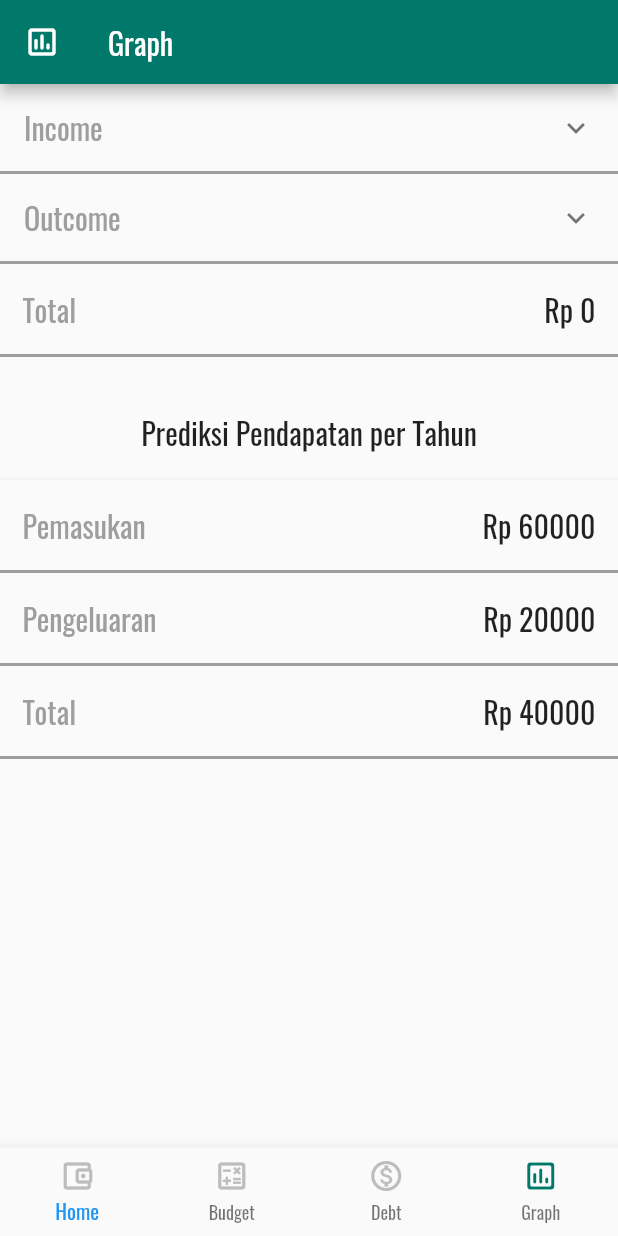
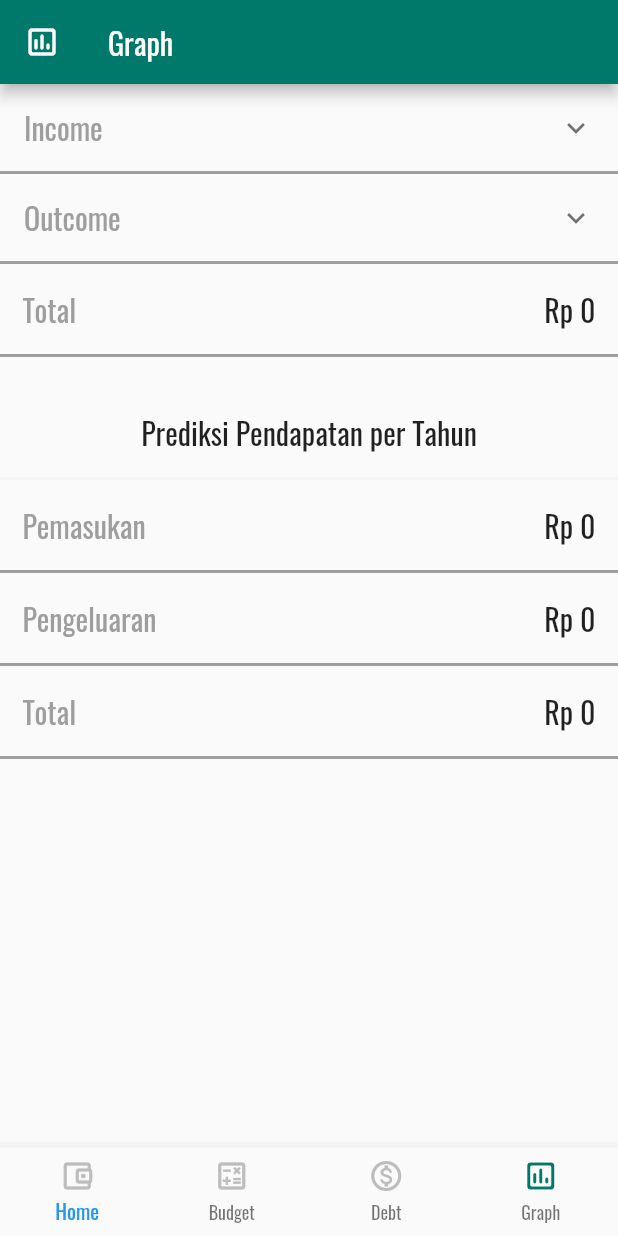
Before and after one commit to tonytomo/PAB, a Flutter app: the screen it shows after launch, swiped to page 4, on a phone screen of 412 x 824 dp. Run offline on Flutter 3.47's test engine with Material 2 defaults, Android fonts, the phone set to English and light mode, and no system bars; our stand-ins replace hive, hive_flutter; missing offline and left inert: cron, workmanager; accounts and stored records are empty; generated files the repository leaves out were written again; statements that could not run were skipped.

Commit message:
edit graph page, graph DONE

```diff
--- a/lib/graph_page.dart
+++ b/lib/graph_page.dart
@@ -1,9 +1,11 @@
 import 'package:flutter/material.dart';
 import 'package:hive/hive.dart';
 import 'package:hive_flutter/hive_flutter.dart';
+import 'package:pab_dompet/budget_page.dart';
 import 'classes/history.dart';
 import 'package:pab_dompet/classes/history.dart';
 import 'classes/saldo.dart';
+import 'classes/budget.dart';
 import 'customExtensions/string_operation.dart';
 
 class Graph extends StatefulWidget {
@@ -13,6 +15,10 @@ class Graph extends StatefulWidget {
 
 final historyBox = Hive.box('history');
 final saldoBox = Hive.box('saldo');
+
+final budgetDailyBox = Hive.box('budgetdaily');
+final budgetWeeklyBox = Hive.box('budgetweekly');
+final budgetMonthlyBox = Hive.box('budgetmonthly');
 
 class _GraphState extends State<Graph> {
   @override
@@ -74,7 +80,7 @@ class _GraphState extends State<Graph> {
                           bottom: BorderSide(width: 2.0, color: Colors.grey)),
                     ),
                     padding: EdgeInsets.all(15),
-                    child: _Row("Pemasukan", 60000),
+                    child: _RowIncome("Pemasukan"),
                   ),
                   Container(
                     alignment: Alignment.centerLeft,
@@ -83,7 +89,7 @@ class _GraphState extends State<Graph> {
                           bottom: BorderSide(width: 2.0, color: Colors.grey)),
                     ),
                     padding: EdgeInsets.all(15),
-                    child: _Row("Pengeluaran", 20000),
+                    child: _RowOutcome("Pengeluaran"),
                   ),
                   Container(
                       alignment: Alignment.centerLeft,
@@ -92,7 +98,7 @@ class _GraphState extends State<Graph> {
                             bottom: BorderSide(width: 2.0, color: Colors.grey)),
                       ),
                       padding: EdgeInsets.all(15),
-                      child: _Row("Total", 40000)),
+                      child: _RowTotal("Total")),
                 ],
               ),
             ),
@@ -101,6 +107,67 @@ class _GraphState extends State<Graph> {
       ),
     );
   }
+}
+
+int income, outcome;
+
+Widget _RowIncome(String string) {
+  int sum = 0;
+  for (int i = 0; i < budgetDailyBox.length; i++) {
+    final budget = budgetDailyBox.getAt(i) as BudgetList;
+    if (budget.sym == "+") {
+      sum += budget.nom * 365;
+    }
+  }
+
+  for (int i = 0; i < budgetWeeklyBox.length; i++) {
+    final budget = budgetWeeklyBox.getAt(i) as BudgetList;
+    if (budget.sym == "+") {
+      sum += budget.nom * 52;
+    }
+  }
+
+  for (int i = 0; i < budgetMonthlyBox.length; i++) {
+    final budget = budgetMonthlyBox.getAt(i) as BudgetList;
+    if (budget.sym == "+") {
+      sum += budget.nom * 12;
+    }
+  }
+  income = sum;
+  return _Row(string, sum);
+}
+
+Widget _RowOutcome(String string) {
+  int sum = 0;
+  for (int i = 0; i < budgetDailyBox.length; i++) {
+    final budget = budgetDailyBox.getAt(i) as BudgetList;
+    if (budget.sym == "-") {
+      sum += budget.nom * 365;
+    }
+  }
+
+  for (int i = 0; i < budgetWeeklyBox.length; i++) {
+    final budget = budgetWeeklyBox.getAt(i) as BudgetList;
+    if (budget.sym == "-") {
+      sum += budget.nom * 52;
+    }
+  }
+
+  for (int i = 0; i < budgetMonthlyBox.length; i++) {
+    final budget = budgetMonthlyBox.getAt(i) as BudgetList;
+    if (budget.sym == "-") {
+      sum += budget.nom * 12;
+    }
+  }
+  outcome = sum;
+  return _Row(string, sum);
+}
+
+Widget _RowTotal(String string) {
+  int total;
+  total = income - outcome;
+
+  return _Row(string, total);
 }
 
 Widget _RowBalance(String string) {
@@ -133,8 +200,8 @@ Widget _Row(String string, int num) {
   var number = num.toString();
   return Container(
       alignment: Alignment.centerLeft,
-      child:
-      Row(crossAxisAlignment: CrossAxisAlignment.center, children: <Widget>[
+      child: Row(crossAxisAlignment: CrossAxisAlignment.center,
+          children: <Widget>[
         Expanded(
           flex: 1,
           child: Text(
@@ -176,11 +243,18 @@ Widget _ExpansionTileIncome(String title) {
               itemBuilder: (context, index) {
                 final history = historyBox.getAt(index) as History;
                 if (history.sym == "+") {
-                  return ListTile(
-                    title: Text("${history.nominal}"),
+                  return Container(
+                      alignment: Alignment.centerLeft,
+                      decoration: BoxDecoration(
+                        border: Border(
+                            bottom: BorderSide(width: 2.0, color: Colors.grey)),
+                      ),
+                      padding: EdgeInsets.all(15),
+                      child: _Row(history.ket, history.nominal));
+                } else {
+                  return SizedBox(
+                    height: 0,
                   );
-                } else {
-                  return SizedBox(height: 0,);
                   // return ListTile(
                   //   title: Text("Outcome"),
                   // );
@@ -214,11 +288,14 @@ Widget _ExpansionTileOutcome(String title) {
               itemBuilder: (context, index) {
                 final history = historyBox.getAt(index) as History;
                 if (history.sym == "-") {
-                  return ListTile(
-                    title: Text("${history.nominal}"),
+                  return Container(
+                      alignment: Alignment.centerLeft,
+                      padding: EdgeInsets.all(15),
+                      child: _Row(history.ket, history.nominal));
+                } else {
+                  return SizedBox(
+                    height: 0,
                   );
-                } else {
-                  return SizedBox(height: 0,);
                   // return ListTile(
                   //   title: Text("Income"),
                   // );
```
